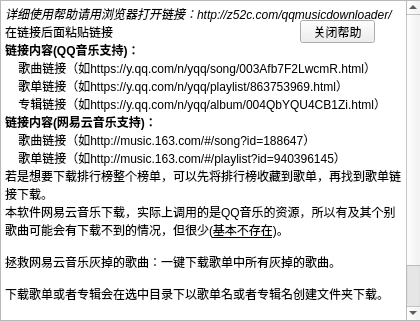
z52c/MusicDownloader, file help.ui: the form before one commit.
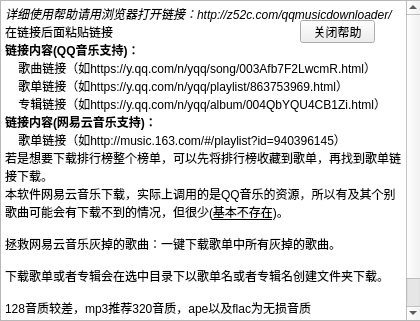
The form after the commit.

The edit to the form file:
```diff
--- a/help.ui
+++ b/help.ui
@@ -34,7 +34,6 @@
 &lt;p style=&quot; margin-top:0px; margin-bottom:0px; margin-left:0px; margin-right:0px; -qt-block-indent:0; text-indent:0px;&quot;&gt;    歌单链接（如https://y.qq.com/n/yqq/playlist/863753969.html）&lt;/p&gt;
 &lt;p style=&quot; margin-top:0px; margin-bottom:0px; margin-left:0px; margin-right:0px; -qt-block-indent:0; text-indent:0px;&quot;&gt;    专辑链接（如https://y.qq.com/n/yqq/album/004QbYQU4CB1Zi.html）&lt;/p&gt;
 &lt;p style=&quot; margin-top:0px; margin-bottom:0px; margin-left:0px; margin-right:0px; -qt-block-indent:0; text-indent:0px;&quot;&gt;&lt;span style=&quot; font-weight:600;&quot;&gt;链接内容(网易云音乐支持)：&lt;/span&gt;&lt;/p&gt;
-&lt;p style=&quot; margin-top:0px; margin-bottom:0px; margin-left:0px; margin-right:0px; -qt-block-indent:0; text-indent:0px;&quot;&gt;    歌曲链接（如http://music.163.com/#/song?id=188647）&lt;/p&gt;
 &lt;p style=&quot; margin-top:0px; margin-bottom:0px; margin-left:0px; margin-right:0px; -qt-block-indent:0; text-indent:0px;&quot;&gt;    歌单链接（如http://music.163.com/#/playlist?id=940396145）&lt;/p&gt;
 &lt;p style=&quot; margin-top:0px; margin-bottom:0px; margin-left:0px; margin-right:0px; -qt-block-indent:0; text-indent:0px;&quot;&gt;若是想要下载排行榜整个榜单，可以先将排行榜收藏到歌单，再找到歌单链接下载。&lt;/p&gt;
 &lt;p style=&quot; margin-top:0px; margin-bottom:0px; margin-left:0px; margin-right:0px; -qt-block-indent:0; text-indent:0px;&quot;&gt;本软件网易云音乐下载，实际上调用的是QQ音乐的资源，所以有及其个别歌曲可能会有下载不到的情况，但很少(&lt;span style=&quot; text-decoration: underline;&quot;&gt;基本不存在&lt;/span&gt;)。&lt;/p&gt;
```
Left out of the diff: 2 changed lines with no effect on the pictures.
